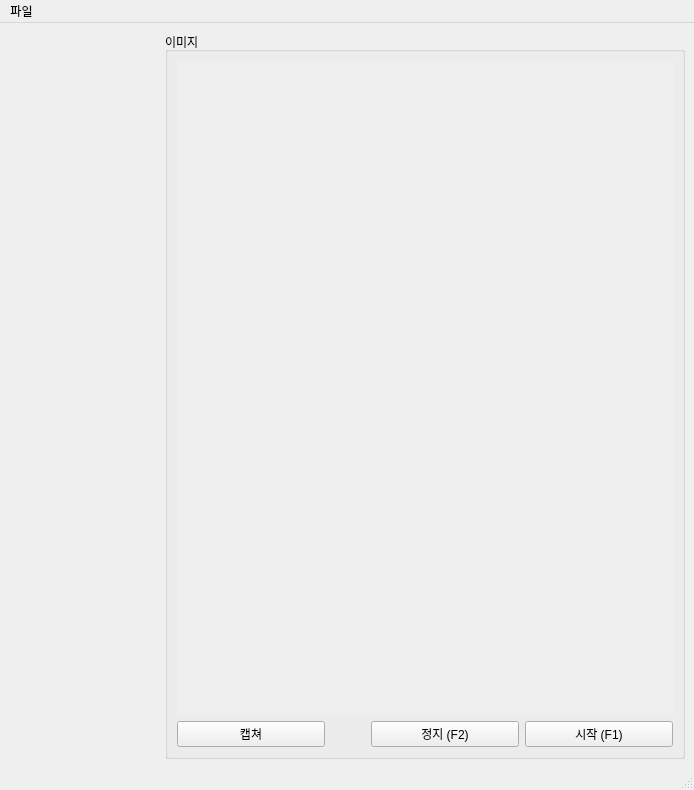
Above: ui/main_window.ui from gyuha/capture-macro2 before the change. Below: the same form after it.
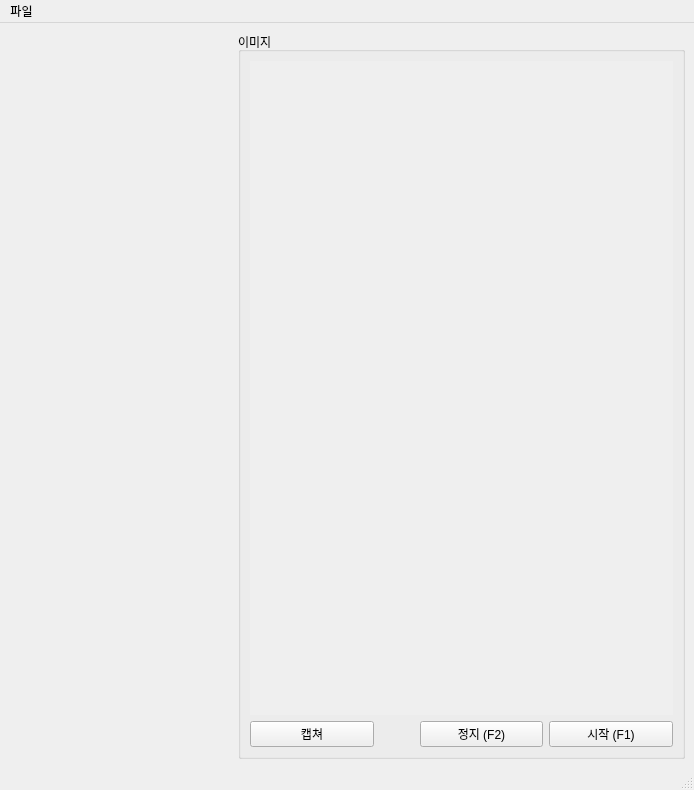
That is the form after the change. Custom widgets are drawn as their Qt base class.

```diff
--- a/ui/main_window.ui
+++ b/ui/main_window.ui
@@ -14,7 +14,7 @@
    <string>캡쳐 매크로</string>
   </property>
   <widget class="QWidget" name="centralwidget">
-   <layout class="QHBoxLayout" name="horizontalLayout_2" stretch="0,1">
+   <layout class="QHBoxLayout" name="horizontalLayout_2" stretch="2,4">
     <item>
      <layout class="QVBoxLayout" name="verticalLayout" stretch="2,3,5">
       <item>
@@ -65,7 +65,6 @@
          </property>
          <property name="font">
           <font>
-           <weight>50</weight>
            <bold>false</bold>
           </font>
          </property>
@@ -89,7 +88,6 @@
            </property>
            <property name="font">
             <font>
-             <weight>50</weight>
              <bold>false</bold>
             </font>
            </property>
@@ -100,6 +98,9 @@
          </item>
          <item>
           <spacer name="horizontalSpacer_3">
+           <property name="orientation">
+            <enum>Qt::Orientation::Vertical</enum>
+           </property>
            <property name="sizeHint" stdset="0">
             <size>
              <width>40</width>
@@ -118,7 +119,6 @@
            </property>
            <property name="font">
             <font>
-             <weight>50</weight>
              <bold>false</bold>
             </font>
            </property>
@@ -137,7 +137,6 @@
            </property>
            <property name="font">
             <font>
-             <weight>50</weight>
              <bold>false</bold>
             </font>
            </property>
```
Left out of the diff: 2 changed lines with no effect on the pictures.
